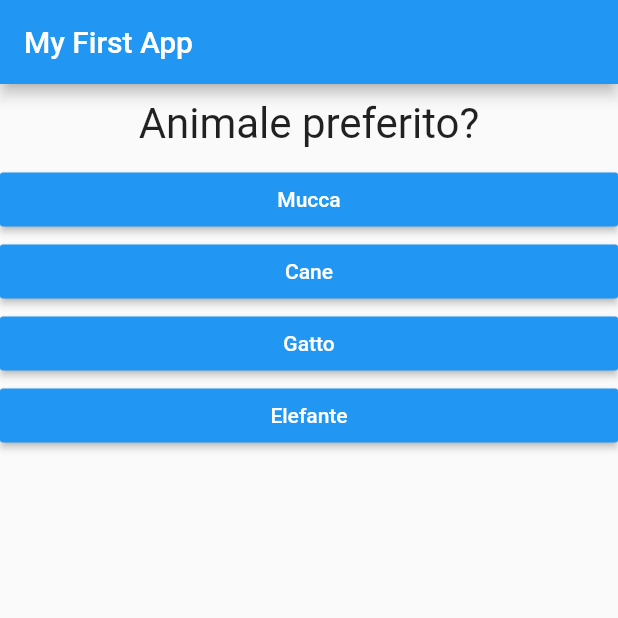
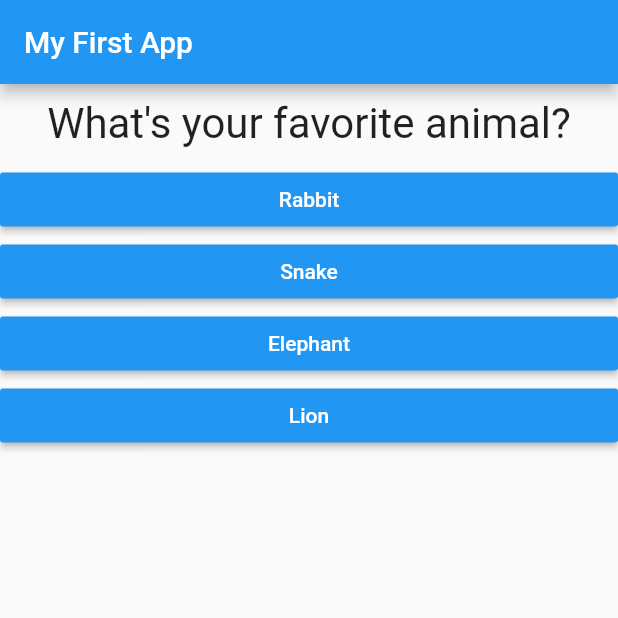
Before and after one commit to antoniocasto/zero_app, a Flutter app: the screen it shows after launch, after a tap on "Black", on a phone screen of 412 x 824 dp, the top half of it. Run offline on Flutter 3.47's test engine with Material 2 defaults, Android fonts, the phone set to English and light mode, and no system bars.

Commit message:
end of lesson 41

```diff
--- a/lib/main.dart
+++ b/lib/main.dart
@@ -1,7 +1,8 @@
 import 'package:flutter/material.dart';
+import 'package:zero_app/result.dart';
 
-import 'package:zero_app/question.dart';
-import 'package:zero_app/answer.dart';
+import './quiz.dart';
+import './answer.dart';
 
 void main() => runApp(MyApp());
 
@@ -14,23 +15,40 @@ class MyApp extends StatefulWidget {
 
 class _MyAppState extends State<MyApp> {
   var _questionIndex = 0;
+  var _totalScore = 0;
   final _questions = [
-    //oppure static const
     {
-      'questionText': 'Colore preferito?',
-      'answers': ['Black', 'Red', 'Green'],
+      'questionText': 'What\'s your favorite color?',
+      'answers': [
+        {'text': 'Black', 'score': 10},
+        {'text': 'Red', 'score': 5},
+        {'text': 'Green', 'score': 3},
+        {'text': 'White', 'score': 1},
+      ],
     },
     {
-      'questionText': 'Animale preferito?',
-      'answers': ['Mucca', 'Cane', 'Gatto', 'Elefante'],
+      'questionText': 'What\'s your favorite animal?',
+      'answers': [
+        {'text': 'Rabbit', 'score': 3},
+        {'text': 'Snake', 'score': 11},
+        {'text': 'Elephant', 'score': 5},
+        {'text': 'Lion', 'score': 9},
+      ],
     },
     {
-      'questionText': 'Antonio preferito?',
-      'answers': ['Antonio', 'Antonio', 'Antonio'],
-    }
+      'questionText': 'Who\'s your favorite instructor?',
+      'answers': [
+        {'text': 'Max', 'score': 1},
+        {'text': 'Max', 'score': 1},
+        {'text': 'Max', 'score': 1},
+        {'text': 'Max', 'score': 1},
+      ],
+    },
   ];
 
-  void _answerQuestion() {
+  void _answerQuestion(int score) {
+    _totalScore += score;
+
     if (_questionIndex < _questions.length) {
       setState(() {
         _questionIndex++;
@@ -47,17 +65,12 @@ class _MyAppState extends State<MyApp> {
         appBar: AppBar(
           title: Text('My First App'),
         ),
-        body: Column(
-          children: <Widget>[
-            Question(
-              _questions[_questionIndex]['questionText'],
-            ),
-            ...(_questions[_questionIndex]['answers'] as List<String>)
-                .map((answer) {
-              return Answer(_answerQuestion, answer);
-            }).toList(),
-          ],
-        ),
+        body: _questionIndex < _questions.length
+            ? Quiz(
+                questions: _questions,
+                questionIndex: _questionIndex,
+                answerQuestion: _answerQuestion)
+            : Result(resultScore: _totalScore,),
       ),
     );
   }
--- /dev/null
+++ b/lib/quiz.dart
@@ -0,0 +1,29 @@
+import 'package:flutter/material.dart';
+
+import './question.dart';
+import './answer.dart';
+
+class Quiz extends StatelessWidget {
+
+  final List<Map<String, Object>> questions;
+  final Function answerQuestion;
+  final int questionIndex;
+
+
+  Quiz({@required this.questions, @required this.answerQuestion, @required this.questionIndex});
+
+  @override
+  Widget build(BuildContext context) {
+    return Column(
+      children: <Widget>[
+        Question(
+          questions[questionIndex]['questionText'],
+        ),
+        ...(questions[questionIndex]['answers'] as List<Map<String, Object>>)
+            .map((answer) {
+          return Answer(() => answerQuestion(answer['score']), answer['text']); //passando la funzione come () => essa viene eseguita solamente se avviene la pressione come callback
+        }).toList(),
+      ],
+    );
+  }
+}
```
Also changed, not shown: lib/result.dart (added, +37 -0 lines).
